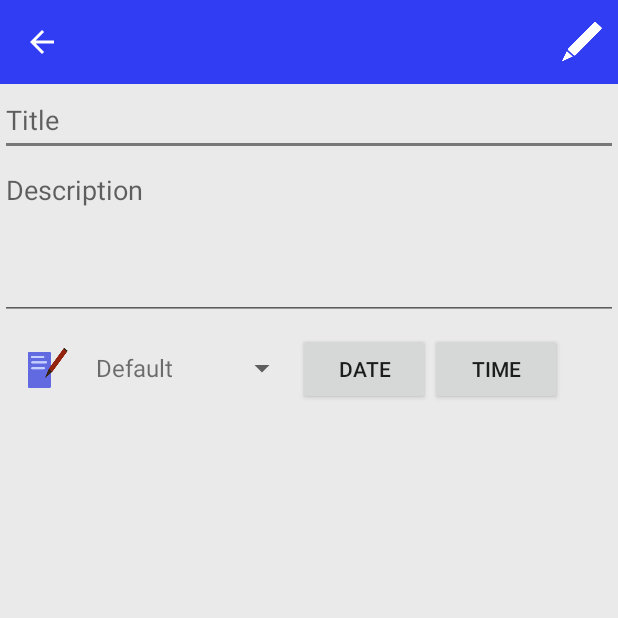
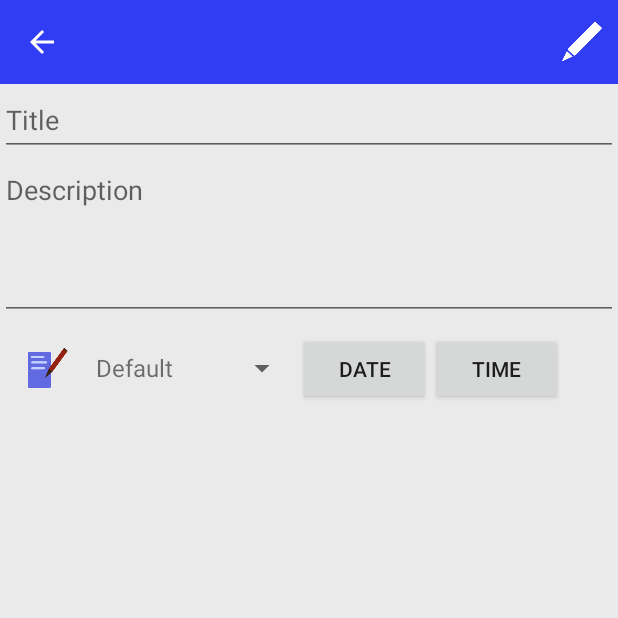
Before and after one commit to ChristianSchroedel/Android.DoYourStuff, an Android app: the ItemCreateActivity screen opened directly, with no data from a screen before it, on a phone screen of 412 x 824 dp, the top half of it. Run offline under Robolectric (Android 15) with nearby library versions, the phone set to English and light mode, and no system bars.

Commit message:
Added dummy item to prevent focus of EditText when starting ItemCreateActivity

```diff
--- a/app/src/main/res/layout/activity_item_create.xml
+++ b/app/src/main/res/layout/activity_item_create.xml
@@ -19,12 +19,20 @@
 			android:layout_height="wrap_content"
 			android:orientation="vertical">
 
+			<LinearLayout
+				android:layout_width="0dp"
+				android:layout_height="0dp"
+				android:focusable="true"
+				android:focusableInTouchMode="true"/>
+
 			<EditText
 				android:id="@+id/title"
 				android:layout_width="match_parent"
 				android:layout_height="48dp"
 				android:inputType="textAutoComplete"
-				android:hint="@string/hint_title"/>
+				android:hint="@string/hint_title"
+				android:nextFocusUp="@id/title"
+				android:nextFocusLeft="@id/title"/>
 
 			<EditText
 				android:id="@+id/description"
```
